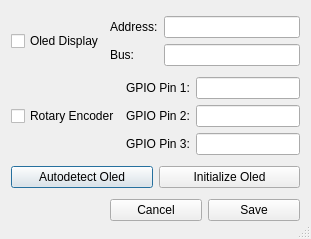
Before: the Qt Designer form dialogsettings.ui in Bratski/MP3PlayerWifi, drawn with Qt 5.
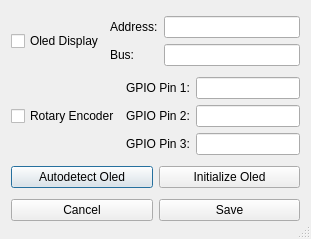
After: the same form once the commit is applied. Icons and pictures are not drawn.

```diff
--- a/dialogsettings.ui
+++ b/dialogsettings.ui
@@ -130,7 +130,7 @@
      </item>
     </layout>
    </item>
-   <item row="3" column="1" colspan="2">
+   <item row="3" column="0" colspan="3">
     <layout class="QHBoxLayout" name="horizontalLayout" stretch="0,0">
      <property name="spacing">
       <number>6</number>
```
